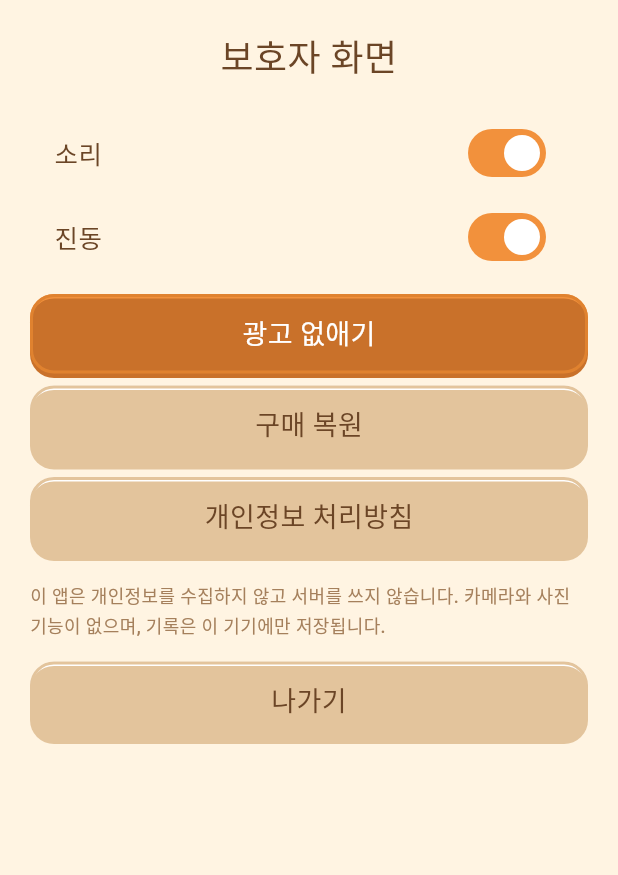
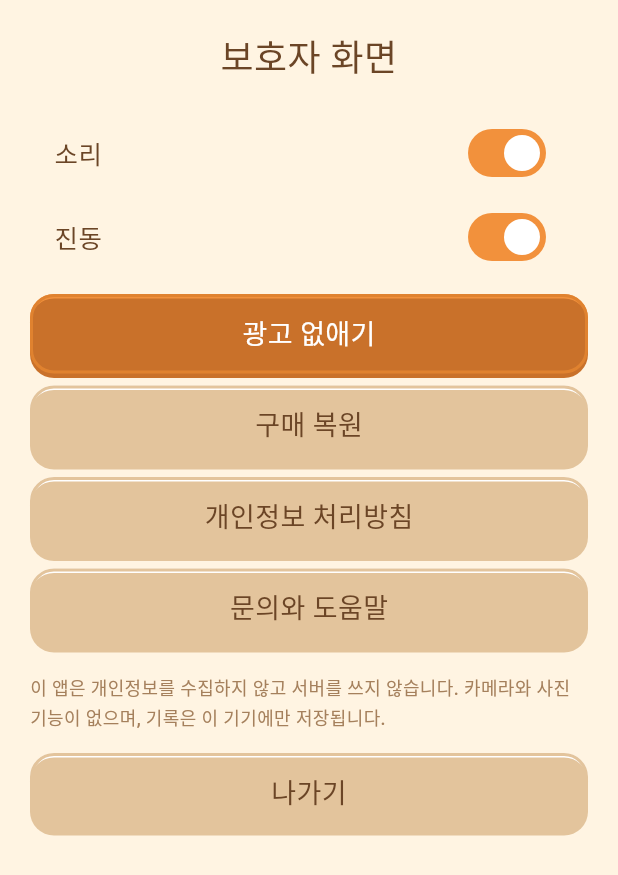
Before and after one commit to respop-collab/gamja_blocks, a Flutter app: the _AdultSheet widget shown alone on an empty page, opened directly, on a phone screen of 412 x 824 dp. Shown: the top 875 px of the screen. Run offline on Flutter 3.47's test engine with Material 3 defaults, Android fonts, the phone set to English and light mode, and no system bars; our stand-ins replace google_mobile_ads, in_app_purchase, shared_preferences; accounts and stored records are empty; Roboto replaces fonts that are missing (GothicA1, Jua).

Commit message:
Update parent_gate.dart

```diff
--- a/lib/ui/parent_gate.dart
+++ b/lib/ui/parent_gate.dart
@@ -18,10 +18,13 @@ import 'theme.dart';
 
 /// 개인정보 처리방침 주소.
 /// 원문은 docs/privacy.html 에 있고, GitHub Pages 로 그대로 게시된다.
-/// 저장소 설정 > Pages > Source 를 main 브랜치의 /docs 로 지정하면 아래 주소가 살아난다.
-/// 출시 전 <깃허브계정>과 <저장소이름>을 실제 값으로 바꿔야 한다. 플레이 콘솔에도 같은 주소를 넣는다.
+/// 저장소 설정 > Pages > Source 를 main 브랜치의 /docs 로 지정해야 살아난다.
+/// 플레이 콘솔의 개인정보 처리방침 항목에도 같은 주소를 넣는다.
 const String kPrivacyPolicyUrl =
-    'https://<깃허브계정>.github.io/<저장소이름>/privacy.html';
+    'https://respop-collab.github.io/gamja_blocks/privacy.html';
+
+/// 고객지원 페이지. 같은 방식으로 게시된다.
+const String kSupportUrl = 'https://respop-collab.github.io/gamja_blocks/';
 
 Future<void> showParentGate(BuildContext context) async {
   final ok = await showDialog<bool>(
@@ -234,6 +237,13 @@ class _AdultSheetState extends State<_AdultSheet> {
               onPressed: () => launchUrl(Uri.parse(kPrivacyPolicyUrl),
                   mode: LaunchMode.externalApplication),
             ),
+            const SizedBox(height: 8),
+            GbButton(
+              label: '문의와 도움말',
+              width: double.infinity,
+              onPressed: () => launchUrl(Uri.parse(kSupportUrl),
+                  mode: LaunchMode.externalApplication),
+            ),
 
             // 유럽 이용자는 광고 동의를 언제든 바꿀 수 있어야 한다.
             // 해당 지역이 아니면 이 버튼은 나타나지 않는다.
```
